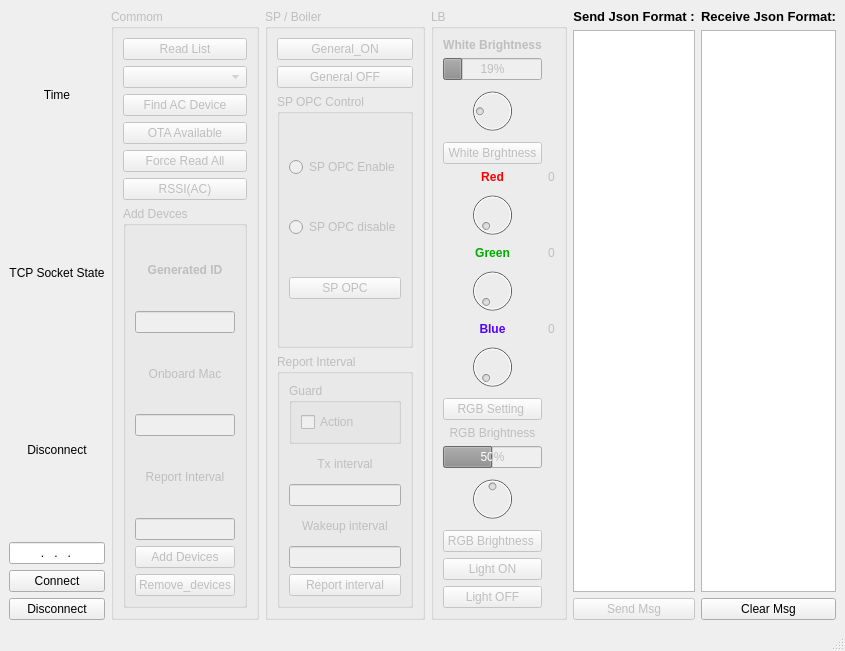
Qt form UI/MainUI.ui (KeaneHuang1985/Smart_appliances_tcp_socket) before a commit.
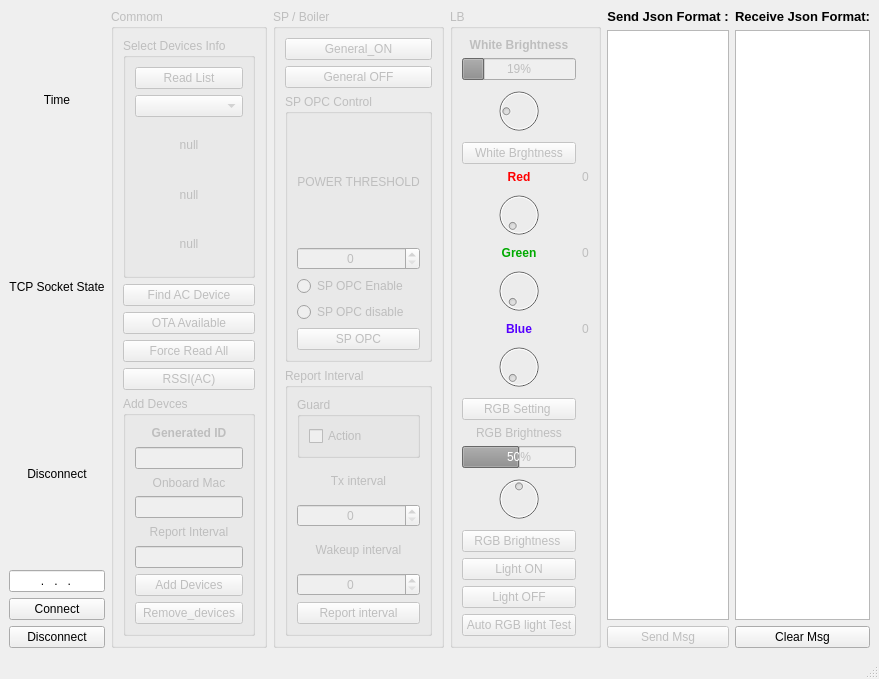
The same form after that commit.

```diff
--- a/UI/MainUI.ui
+++ b/UI/MainUI.ui
@@ -7,7 +7,7 @@
     <x>0</x>
     <y>0</y>
     <width>585</width>
-    <height>472</height>
+    <height>560</height>
    </rect>
   </property>
   <property name="windowTitle">
@@ -89,23 +89,62 @@
       </property>
       <layout class="QVBoxLayout" name="verticalLayout">
        <item>
-        <widget class="QPushButton" name="btn_read_list">
-         <property name="text">
-          <string>Read List</string>
+        <widget class="QGroupBox" name="groupBox">
+         <property name="title">
+          <string>Select Devices Info</string>
          </property>
-        </widget>
-       </item>
-       <item>
-        <widget class="QComboBox" name="cb_Generated_id">
-         <property name="sizePolicy">
-          <sizepolicy hsizetype="Expanding" vsizetype="Fixed">
-           <horstretch>0</horstretch>
-           <verstretch>0</verstretch>
-          </sizepolicy>
-         </property>
-         <property name="maxCount">
-          <number>30</number>
-         </property>
+         <layout class="QVBoxLayout" name="verticalLayout_7">
+          <item>
+           <widget class="QPushButton" name="btn_read_list">
+            <property name="text">
+             <string>Read List</string>
+            </property>
+           </widget>
+          </item>
+          <item>
+           <widget class="QComboBox" name="cb_Generated_id">
+            <property name="sizePolicy">
+             <sizepolicy hsizetype="Expanding" vsizetype="Fixed">
+              <horstretch>0</horstretch>
+              <verstretch>0</verstretch>
+             </sizepolicy>
+            </property>
+            <property name="maxCount">
+             <number>30</number>
+            </property>
+           </widget>
+          </item>
+          <item>
+           <widget class="QLabel" name="label_type">
+            <property name="text">
+             <string>null</string>
+            </property>
+            <property name="alignment">
+             <set>Qt::AlignCenter</set>
+            </property>
+           </widget>
+          </item>
+          <item>
+           <widget class="QLabel" name="label_mac">
+            <property name="text">
+             <string>null</string>
+            </property>
+            <property name="alignment">
+             <set>Qt::AlignCenter</set>
+            </property>
+           </widget>
+          </item>
+          <item>
+           <widget class="QLabel" name="label_targetid">
+            <property name="text">
+             <string>null</string>
+            </property>
+            <property name="alignment">
+             <set>Qt::AlignCenter</set>
+            </property>
+           </widget>
+          </item>
+         </layout>
         </widget>
        </item>
        <item>
@@ -254,11 +293,49 @@
           <string>SP OPC Control</string>
          </property>
          <layout class="QVBoxLayout" name="verticalLayout_4">
+          <item>
+           <widget class="QLabel" name="label_11">
+            <property name="text">
+             <string>POWER THRESHOLD</string>
+            </property>
+            <property name="textFormat">
+             <enum>Qt::AutoText</enum>
+            </property>
+            <property name="alignment">
+             <set>Qt::AlignCenter</set>
+            </property>
+           </widget>
+          </item>
+          <item>
+           <widget class="QSpinBox" name="spinBox_sp_power">
+            <property name="layoutDirection">
+             <enum>Qt::LeftToRight</enum>
+            </property>
+            <property name="alignment">
+             <set>Qt::AlignCenter</set>
+            </property>
+            <property name="maximum">
+             <number>500</number>
+            </property>
+           </widget>
+          </item>
           <item>
            <widget class="QRadioButton" name="rb_sp_enable">
+            <property name="enabled">
+             <bool>false</bool>
+            </property>
             <property name="text">
              <string>SP OPC Enable</string>
             </property>
+            <property name="checkable">
+             <bool>true</bool>
+            </property>
+            <property name="checked">
+             <bool>false</bool>
+            </property>
+            <property name="autoRepeat">
+             <bool>false</bool>
+            </property>
            </widget>
           </item>
           <item>
@@ -311,10 +388,13 @@
            </widget>
           </item>
           <item>
-           <widget class="QLineEdit" name="lineEdit_tx">
+           <widget class="QSpinBox" name="spinBox_tx">
             <property name="alignment">
              <set>Qt::AlignCenter</set>
             </property>
+            <property name="maximum">
+             <number>999999</number>
+            </property>
            </widget>
           </item>
           <item>
@@ -328,10 +408,13 @@
            </widget>
           </item>
           <item>
-           <widget class="QLineEdit" name="lineEdit_rx">
+           <widget class="QSpinBox" name="spinBox_rx">
             <property name="alignment">
              <set>Qt::AlignCenter</set>
             </property>
+            <property name="maximum">
+             <number>999999</number>
+            </property>
            </widget>
           </item>
           <item>
@@ -356,8 +439,15 @@
        <string>LB</string>
       </property>
       <layout class="QGridLayout" name="gridLayout_5">
-       <item row="22" column="0">
-        <widget class="QDial" name="dial">
+       <item row="8" column="0">
+        <widget class="QPushButton" name="btn_lb_white_brghtness">
+         <property name="text">
+          <string>White Brghtness</string>
+         </property>
+        </widget>
+       </item>
+       <item row="23" column="0">
+        <widget class="QDial" name="dial_rgb_br">
          <property name="maximum">
           <number>100</number>
          </property>
@@ -366,17 +456,17 @@
          </property>
         </widget>
        </item>
-       <item row="0" column="0">
-        <widget class="QLabel" name="label_10">
+       <item row="13" column="1">
+        <widget class="QLabel" name="label_blue_val">
          <property name="text">
-          <string>&lt;html&gt;&lt;head/&gt;&lt;body&gt;&lt;p align=&quot;center&quot;&gt;&lt;span style=&quot; font-weight:600;&quot;&gt;White Brightness&lt;/span&gt;&lt;/p&gt;&lt;/body&gt;&lt;/html&gt;</string>
+          <string>0</string>
          </property>
          <property name="alignment">
           <set>Qt::AlignCenter</set>
          </property>
         </widget>
        </item>
-       <item row="21" column="0">
+       <item row="22" column="0">
         <widget class="QProgressBar" name="lb_pb_rgbbrightness">
          <property name="value">
           <number>50</number>
@@ -396,23 +486,6 @@
          </property>
         </widget>
        </item>
-       <item row="13" column="1">
-        <widget class="QLabel" name="label_blue_val">
-         <property name="text">
-          <string>0</string>
-         </property>
-         <property name="alignment">
-          <set>Qt::AlignCenter</set>
-         </property>
-        </widget>
-       </item>
-       <item row="8" column="0">
-        <widget class="QPushButton" name="btn_lb_white_brghtness">
-         <property name="text">
-          <string>White Brghtness</string>
-         </property>
-        </widget>
-       </item>
        <item row="10" column="0">
         <widget class="QDial" name="dial_red">
          <property name="minimum">
@@ -423,6 +496,38 @@
          </property>
         </widget>
        </item>
+       <item row="0" column="0">
+        <widget class="QLabel" name="label_10">
+         <property name="text">
+          <string>&lt;html&gt;&lt;head/&gt;&lt;body&gt;&lt;p align=&quot;center&quot;&gt;&lt;span style=&quot; font-weight:600;&quot;&gt;White Brightness&lt;/span&gt;&lt;/p&gt;&lt;/body&gt;&lt;/html&gt;</string>
+         </property>
+         <property name="alignment">
+          <set>Qt::AlignCenter</set>
+         </property>
+        </widget>
+       </item>
+       <item row="2" column="0">
+        <widget class="QProgressBar" name="lb_pb_brightness">
+         <property name="styleSheet">
+          <string notr="true"/>
+         </property>
+         <property name="minimum">
+          <number>0</number>
+         </property>
+         <property name="maximum">
+          <number>255</number>
+         </property>
+         <property name="value">
+          <number>50</number>
+         </property>
+         <property name="alignment">
+          <set>Qt::AlignCenter</set>
+         </property>
+         <property name="orientation">
+          <enum>Qt::Horizontal</enum>
+         </property>
+        </widget>
+       </item>
        <item row="11" column="1">
         <widget class="QLabel" name="label_green_val">
          <property name="text">
@@ -433,6 +538,13 @@
          </property>
         </widget>
        </item>
+       <item row="11" column="0">
+        <widget class="QLabel" name="label_green">
+         <property name="text">
+          <string>&lt;html&gt;&lt;head/&gt;&lt;body&gt;&lt;p align=&quot;center&quot;&gt;&lt;span style=&quot; font-weight:600; color:#00aa00;&quot;&gt;Green&lt;/span&gt;&lt;/p&gt;&lt;/body&gt;&lt;/html&gt;</string>
+         </property>
+        </widget>
+       </item>
        <item row="7" column="0">
         <widget class="QDial" name="dial_br">
          <property name="minimum">
@@ -456,10 +568,13 @@
          </property>
         </widget>
        </item>
-       <item row="11" column="0">
-        <widget class="QLabel" name="label_green">
+       <item row="21" column="0">
+        <widget class="QLabel" name="label_9">
          <property name="text">
-          <string>&lt;html&gt;&lt;head/&gt;&lt;body&gt;&lt;p align=&quot;center&quot;&gt;&lt;span style=&quot; font-weight:600; color:#00aa00;&quot;&gt;Green&lt;/span&gt;&lt;/p&gt;&lt;/body&gt;&lt;/html&gt;</string>
+          <string>RGB Brightness</string>
+         </property>
+         <property name="alignment">
+          <set>Qt::AlignCenter</set>
          </property>
         </widget>
        </item>
@@ -473,35 +588,6 @@
          </property>
         </widget>
        </item>
-       <item row="12" column="0">
-        <widget class="QDial" name="dial_green">
-         <property name="maximum">
-          <number>255</number>
-         </property>
-        </widget>
-       </item>
-       <item row="2" column="0">
-        <widget class="QProgressBar" name="lb_pb_brightness">
-         <property name="styleSheet">
-          <string notr="true"/>
-         </property>
-         <property name="minimum">
-          <number>0</number>
-         </property>
-         <property name="maximum">
-          <number>255</number>
-         </property>
-         <property name="value">
-          <number>50</number>
-         </property>
-         <property name="alignment">
-          <set>Qt::AlignCenter</set>
-         </property>
-         <property name="orientation">
-          <enum>Qt::Horizontal</enum>
-         </property>
-        </widget>
-       </item>
        <item row="19" column="0">
         <widget class="QPushButton" name="btn_lb_rgb_light_setting">
          <property name="text">
@@ -509,6 +595,13 @@
          </property>
         </widget>
        </item>
+       <item row="12" column="0">
+        <widget class="QDial" name="dial_green">
+         <property name="maximum">
+          <number>255</number>
+         </property>
+        </widget>
+       </item>
        <item row="14" column="0">
         <widget class="QDial" name="dial_blue">
          <property name="maximum">
@@ -516,13 +609,6 @@
          </property>
         </widget>
        </item>
-       <item row="26" column="0">
-        <widget class="QPushButton" name="btn_lb_light_on">
-         <property name="text">
-          <string>Light ON</string>
-         </property>
-        </widget>
-       </item>
        <item row="24" column="0">
         <widget class="QPushButton" name="btn_lb_rgb_brightness">
          <property name="text">
@@ -530,20 +616,24 @@
          </property>
         </widget>
        </item>
-       <item row="27" column="0">
+       <item row="30" column="0">
         <widget class="QPushButton" name="btn_lb_light_off">
          <property name="text">
           <string>Light OFF</string>
          </property>
         </widget>
        </item>
-       <item row="20" column="0">
-        <widget class="QLabel" name="label_9">
+       <item row="29" column="0">
+        <widget class="QPushButton" name="btn_lb_light_on">
          <property name="text">
-          <string>RGB Brightness</string>
+          <string>Light ON</string>
          </property>
-         <property name="alignment">
-          <set>Qt::AlignCenter</set>
+        </widget>
+       </item>
+       <item row="31" column="0">
+        <widget class="QPushButton" name="btn_auto_rgb_test">
+         <property name="text">
+          <string>Auto RGB light Test</string>
          </property>
         </widget>
        </item>
@@ -551,7 +641,6 @@
       <zorder>label_10</zorder>
       <zorder>btn_lb_light_on</zorder>
       <zorder>btn_lb_rgb_light_setting</zorder>
-      <zorder>btn_lb_rgb_brightness</zorder>
       <zorder>btn_lb_light_off</zorder>
       <zorder>label_red</zorder>
       <zorder>label_green</zorder>
@@ -565,9 +654,11 @@
       <zorder>dial_green</zorder>
       <zorder>dial_blue</zorder>
       <zorder>btn_lb_white_brghtness</zorder>
-      <zorder>dial</zorder>
+      <zorder>dial_rgb_br</zorder>
       <zorder>lb_pb_rgbbrightness</zorder>
       <zorder>label_9</zorder>
+      <zorder>btn_lb_rgb_brightness</zorder>
+      <zorder>btn_auto_rgb_test</zorder>
      </widget>
     </item>
     <item>
```
